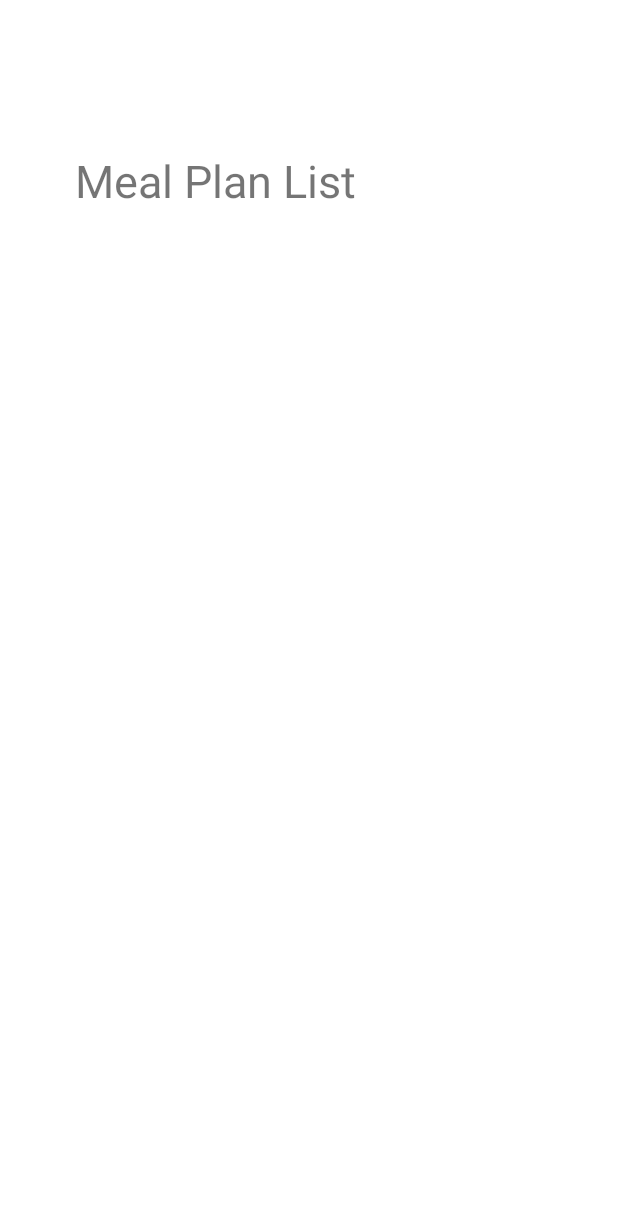
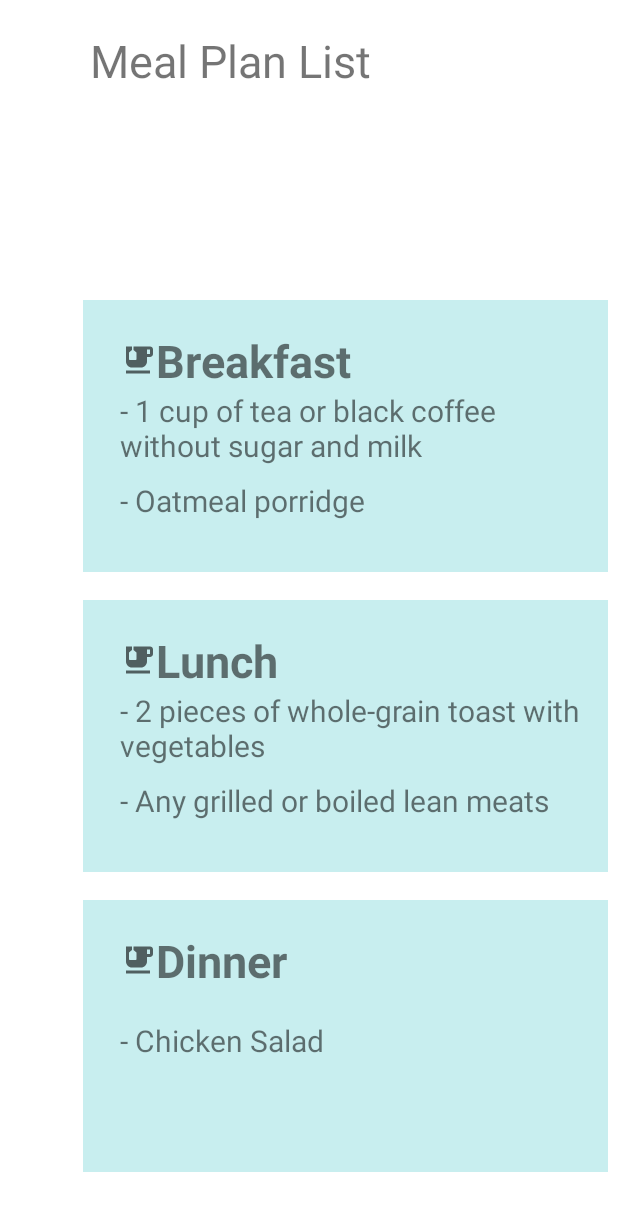
Before and after one commit to nurkhatijahht/AuthAppNew, an Android app: the MealList screen opened directly, with no data from a screen before it, on a phone screen of 412 x 824 dp. Shown: the top 1211 px of the screen. Run offline under Robolectric (Android 15) with nearby library versions, the phone set to English and light mode, and no system bars.

Commit message:
New Updated

```diff
--- a/app/src/main/AndroidManifest.xml
+++ b/app/src/main/AndroidManifest.xml
@@ -11,6 +11,9 @@
         android:roundIcon="@mipmap/ic_launcher_round"
         android:supportsRtl="true"
         android:theme="@style/Theme.AuthApp">
+        <activity
+            android:name=".editprofile"
+            android:exported="false" />
         <activity
             android:name=".MealList"
             android:exported="false" />
--- a/app/src/main/java/com/example/authapp/ProfileActivity.java
+++ b/app/src/main/java/com/example/authapp/ProfileActivity.java
@@ -87,9 +87,13 @@ public class ProfileActivity extends AppCompatActivity {
         gotomelaplan.setOnClickListener(new View.OnClickListener() {
             @Override
             public void onClick(View v) {
-                startActivity(new Intent(ProfileActivity.this, MealPlan.class));
+                startActivity(new Intent(ProfileActivity.this, editprofile.class));
             }
         });
 
+
+
+
+
     }
 }
--- /dev/null
+++ b/app/src/main/res/drawable/ic_baseline_emoji_food_beverage_24.xml
@@ -0,0 +1,13 @@
+<vector xmlns:android="http://schemas.android.com/apk/res/android"
+    android:width="24dp"
+    android:height="24dp"
+    android:viewportWidth="24"
+    android:viewportHeight="24"
+    android:tint="?attr/colorControlNormal">
+  <path
+      android:fillColor="@android:color/white"
+      android:pathData="M20,3H9v2.4l1.81,1.45C10.93,6.94 11,7.09 11,7.24v4.26c0,0.28 -0.22,0.5 -0.5,0.5h-4C6.22,12 6,11.78 6,11.5V7.24c0,-0.15 0.07,-0.3 0.19,-0.39L8,5.4V3H4v10c0,2.21 1.79,4 4,4h6c2.21,0 4,-1.79 4,-4v-3h2c1.11,0 2,-0.9 2,-2V5C22,3.89 21.11,3 20,3zM20,8h-2V5h2V8z"/>
+  <path
+      android:fillColor="@android:color/white"
+      android:pathData="M4,19h16v2h-16z"/>
+</vector>
--- a/app/src/main/res/layout/activity_meal_list.xml
+++ b/app/src/main/res/layout/activity_meal_list.xml
@@ -9,9 +9,108 @@
     <TextView
         android:layout_width="wrap_content"
         android:layout_height="wrap_content"
+        android:layout_marginLeft="60dp"
+        android:layout_marginTop="20dp"
         android:text="Meal Plan List"
-        android:layout_marginTop="100dp"
-        android:layout_marginLeft="50dp"
-        android:textSize="30dp"/>
+        android:textSize="30dp" />
+
+    <FrameLayout
+        android:layout_width="350dp"
+        android:layout_height="181dp"
+        android:layout_marginLeft="55dp"
+        android:layout_marginTop="200dp"
+        android:background="@color/greenbackgroundcolor" />
+
+    <TextView
+        android:layout_width="wrap_content"
+        android:layout_height="wrap_content"
+        android:layout_marginLeft="80dp"
+        android:layout_marginTop="220dp"
+        android:drawableStart="@drawable/ic_baseline_emoji_food_beverage_24"
+        android:text="Breakfast"
+        android:textSize="30dp"
+        android:textStyle="bold" />
+
+    <TextView
+        android:layout_width="304dp"
+        android:layout_height="74dp"
+        android:layout_marginLeft="80dp"
+        android:layout_marginTop="260dp"
+        android:layout_marginBottom="96dp"
+        android:text="- 1 cup of tea or black coffee without sugar and milk"
+        android:textSize="20dp" />
+
+    <TextView
+        android:layout_width="336dp"
+        android:layout_height="86dp"
+        android:layout_marginLeft="80dp"
+        android:layout_marginTop="320dp"
+        android:layout_marginBottom="-25dp"
+        android:text="- Oatmeal porridge"
+        android:textSize="20dp" />
+
+    <FrameLayout
+        android:layout_width="350dp"
+        android:layout_height="181dp"
+        android:layout_marginLeft="55dp"
+        android:layout_marginTop="400dp"
+        android:background="@color/greenbackgroundcolor" />
+
+    <TextView
+        android:layout_width="wrap_content"
+        android:layout_height="wrap_content"
+        android:layout_marginLeft="80dp"
+        android:layout_marginTop="420dp"
+        android:text="Lunch"
+        android:drawableStart="@drawable/ic_baseline_emoji_food_beverage_24"
+        android:textSize="30dp"
+        android:textStyle="bold" />
+
+    <TextView
+        android:layout_width="336dp"
+        android:layout_height="86dp"
+        android:layout_marginLeft="80dp"
+        android:layout_marginTop="460dp"
+        android:layout_marginBottom="96dp"
+        android:text="- 2 pieces of whole-grain toast with vegetables"
+        android:textSize="20dp" />
+
+    <TextView
+        android:layout_width="343dp"
+        android:layout_height="wrap_content"
+        android:layout_marginLeft="80dp"
+        android:layout_marginTop="520dp"
+        android:layout_marginBottom="96dp"
+        android:text="- Any grilled or boiled lean meats"
+        android:textSize="20dp" />
+
+    <FrameLayout
+        android:layout_width="350dp"
+        android:layout_height="181dp"
+        android:layout_marginLeft="55dp"
+        android:layout_marginTop="600dp"
+        android:background="@color/greenbackgroundcolor" />
+
+    <TextView
+        android:layout_width="wrap_content"
+        android:layout_height="wrap_content"
+        android:layout_marginLeft="80dp"
+        android:layout_marginTop="620dp"
+        android:text="Dinner"
+        android:drawableStart="@drawable/ic_baseline_emoji_food_beverage_24"
+        android:textSize="30dp"
+        android:textStyle="bold" />
+
+    <TextView
+        android:layout_width="331dp"
+        android:layout_height="wrap_content"
+        android:layout_marginLeft="80dp"
+        android:layout_marginTop="680dp"
+        android:layout_marginBottom="96dp"
+        android:text="- Chicken Salad"
+
+        android:textSize="20dp" />
+
+
 
 </RelativeLayout>
--- a/app/src/main/res/layout/activity_meal_plan.xml
+++ b/app/src/main/res/layout/activity_meal_plan.xml
@@ -27,8 +27,7 @@
         android:layout_height="190dp"
         android:layout_marginLeft="30dp"
         android:layout_marginTop="50dp"
-        android:background="#72BFB9"
-        />
+        android:background="#72BFB9" />
 
     <TextView
         android:layout_width="wrap_content"
--- a/app/src/main/res/layout/activity_profile.xml
+++ b/app/src/main/res/layout/activity_profile.xml
@@ -67,6 +67,7 @@
         android:layout_marginTop="20dp"
         android:textSize="20sp"/>
 
+
     <TextView
         android:id="@+id/age1"
         android:layout_width="wrap_content"
@@ -94,7 +95,7 @@
         android:layout_width="wrap_content"
         android:layout_height="wrap_content"
         android:id="@+id/gotomealplan"
-        android:text="MEAL PLAN"
+        android:text="Edit Profile"
         tools:ignore="MissingConstraints"
         app:layout_constraintTop_toTopOf="parent"
         app:layout_constraintRight_toRightOf="parent"
```
Also changed, not shown: app/src/main/java/com/example/authapp/editprofile.java (added, +57 -0 lines), app/src/main/res/layout/activity_editprofile.xml (added, +42 -0 lines), app/src/main/res/layout/activity_register_user.xml (+14 -0 lines).
